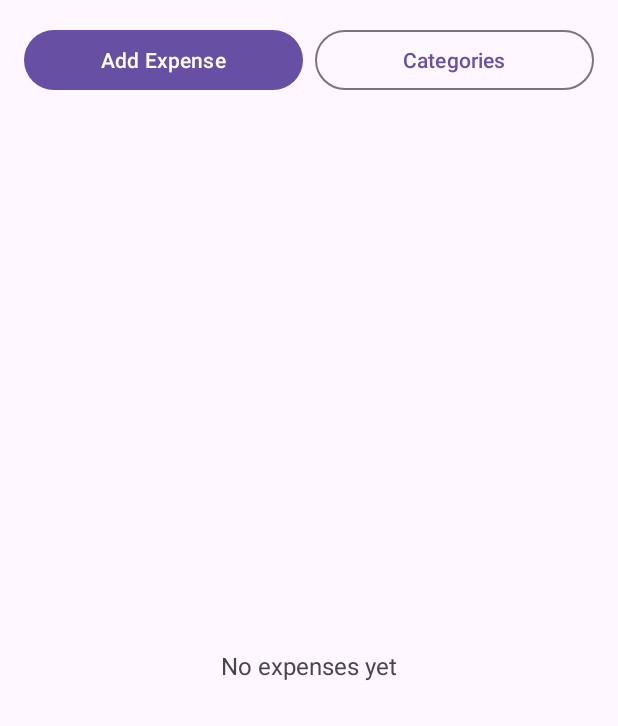
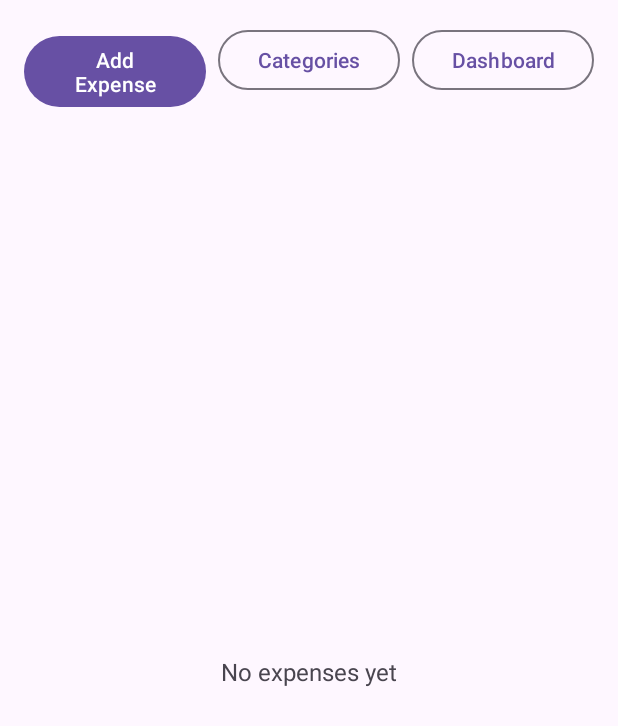
Before and after one commit to shirlynnk/SmartBudget, an Android app: the screen it shows after launch (MainActivity), on a phone screen of 412 x 824 dp. Shown: the top 726 px of the screen. Run offline under Robolectric (Android 15) with nearby library versions, the phone set to English and light mode, and no system bars; our stand-ins replace Room's generated code; 5 statements that could not run were skipped.

Commit message:
feat: add Dashboard button to MainActivity and navigate to DashboardActivity

```diff
--- a/app/src/main/java/com/smartbudget/app/MainActivity.kt
+++ b/app/src/main/java/com/smartbudget/app/MainActivity.kt
@@ -36,6 +36,7 @@ class MainActivity : AppCompatActivity() {
         // 2. Bind UI Views
         val btnAddExpense = findViewById<Button>(R.id.btnAddExpense)
         val btnManage = findViewById<Button>(R.id.btnManageCategories)
+        val btnDashboard = findViewById<Button>(R.id.btnDashboard)
         val recyclerView = findViewById<RecyclerView>(R.id.recyclerViewExpenses)
         val tvEmpty = findViewById<TextView>(R.id.tvEmptyExpenses)
 
@@ -61,6 +62,10 @@ class MainActivity : AppCompatActivity() {
 
         btnManage.setOnClickListener {
             startActivity(Intent(this, ManageCategoriesActivity::class.java))
+        }
+
+        btnDashboard.setOnClickListener {
+            startActivity(Intent(this, DashboardActivity::class.java))
         }
 
         // 5. Observe Database Changes & Toggle Empty State
--- a/app/src/main/res/layout/activity_main.xml
+++ b/app/src/main/res/layout/activity_main.xml
@@ -24,8 +24,17 @@
             style="?attr/materialButtonOutlinedStyle"
             android:layout_width="0dp"
             android:layout_height="wrap_content"
+            android:layout_marginEnd="8dp"
             android:layout_weight="1"
             android:text="Categories" />
+
+        <Button
+            android:id="@+id/btnDashboard"
+            style="?attr/materialButtonOutlinedStyle"
+            android:layout_width="0dp"
+            android:layout_height="wrap_content"
+            android:layout_weight="1"
+            android:text="Dashboard" />
     </LinearLayout>
 
     <FrameLayout
```
